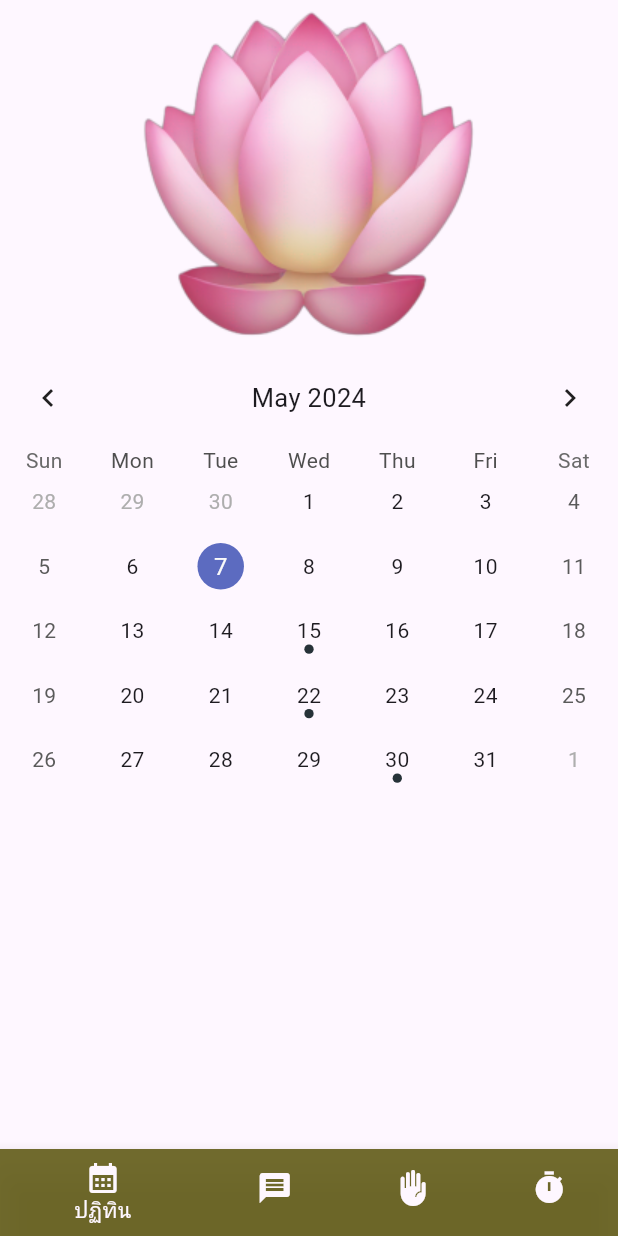
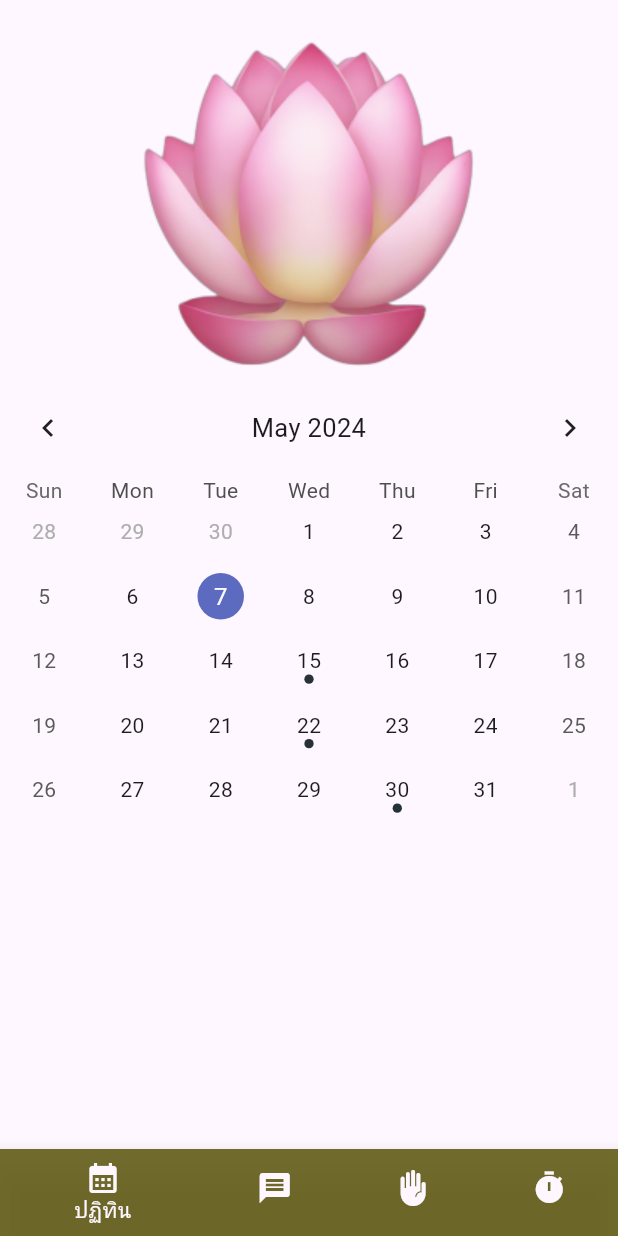
Before and after one commit to punburapa/CP213_Project, a Flutter app: the screen it shows after launch, on a phone screen of 412 x 824 dp. Run offline on Flutter 3.47's test engine with Material 3 defaults, Android fonts, the phone set to English and light mode, and no system bars; drawn by our look-alikes of table_calendar; missing offline and left inert: icalendar_parser.

Commit message:
last commit merge

```diff
--- a/lib/calendar.dart
+++ b/lib/calendar.dart
@@ -131,6 +131,7 @@ class _BuddistCalendarState extends State<BuddistCalendar> {
   Widget content() {
     return Column(
       children: [
+        SizedBox(height: 20.0),
         Image.asset('assets/img/lotus_1.png'),
         Container(
           child: TableCalendar(
--- a/lib/event.dart
+++ b/lib/event.dart
@@ -1,5 +1,3 @@
-import 'package:flutter/material.dart';
-
 class Event {
   final String eventName;
 
@@ -9,4 +7,8 @@ class Event {
   String toString() {
     return eventName;
   }
+
+  DateTime nextDate() {
+    return DateTime.now();
+  }
 }
```
